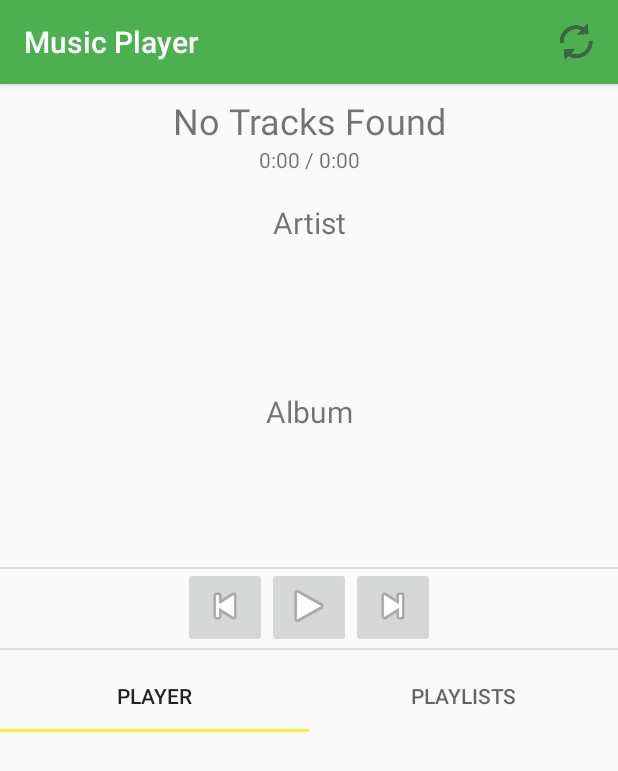
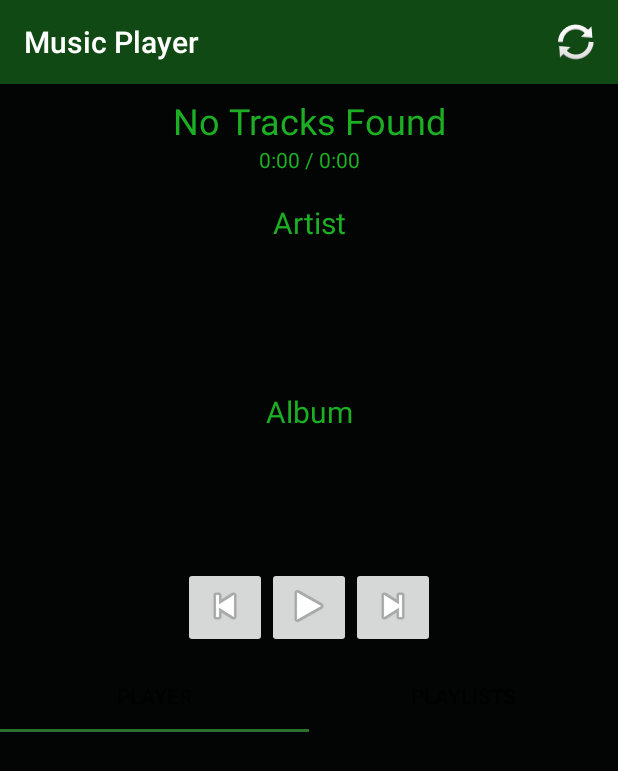
Before and after one commit to johncrawley/MusicPlayer, an Android app: the screen it shows after launch (MainActivity), on a phone screen of 412 x 824 dp. Shown: the top 771 px of the screen. Run offline under Robolectric (Android 15) with nearby library versions, the light colour scheme and no system bars; 2 statements that could not run were skipped.

Commit message:
Updated theme to have darker styling.

```diff
--- a/app/src/main/res/drawable/recycler_bg_selector.xml
+++ b/app/src/main/res/drawable/recycler_bg_selector.xml
@@ -2,7 +2,7 @@
 <selector xmlns:android="http://schemas.android.com/apk/res/android">
     <item android:state_pressed="false" android:state_selected="true">
         <shape>
-            <solid android:color="@color/focused_color" />
+            <solid android:color="@color/list_item_focused" />
         </shape>
     </item>
 
--- a/app/src/main/res/menu/refresh_button.xml
+++ b/app/src/main/res/menu/refresh_button.xml
@@ -6,7 +6,7 @@
 
     <item android:id="@+id/refresh_button" android:name="test1"
         android:orderInCategory="100" app:showAsAction="ifRoom"
-        android:icon="@mipmap/ic_action_refresh"
+        android:icon="@android:drawable/ic_popup_sync"
         android:title="@string/menu_button_refresh"/>
 
 
--- a/app/src/main/res/values/colors.xml
+++ b/app/src/main/res/values/colors.xml
@@ -4,7 +4,14 @@
     <color name="colorPrimaryDark">#1b5e20</color>
     <color name="colorAccent">#ffeb3b</color>
     <color name="pressed_color">#66bb6a</color>
-    <color name="selected_color">#e0f7e6</color>
-    <color name="focused_color">#cfd8dc</color>
-    <color name="unfocused_color">#f2f7f9</color>
+    <!-- custom colors below -->
+    <color name="color_accent">#2B712E</color>
+    <color name="primary_color">#114914</color>
+    <color name="primary_color_dark">#0B300D</color>
+    <color name="list_item_selected">#0F3E1C</color>
+    <color name="list_item_focused">#333539</color>
+    <color name="list_item_unfocused">#f2f7f9</color>
+    <color name="background">#030404</color>
+    <color name="text">#1CAE23</color>
+    <color name="customButtonText">#BEBFC1</color>
 </resources>
--- a/app/src/main/res/values/styles.xml
+++ b/app/src/main/res/values/styles.xml
@@ -1,12 +1,16 @@
 <resources>
 
     <!-- Base application theme. -->
-    <style name="AppTheme" parent="Theme.AppCompat.Light.DarkActionBar">
+    <style name="AppTheme" parent="Theme.AppCompat.DayNight.DarkActionBar">
         <!-- Customize your theme here. -->
-        <item name="colorPrimary">@color/colorPrimary</item>
-        <item name="colorPrimaryDark">@color/colorPrimaryDark</item>
-        <item name="colorAccent">@color/colorAccent</item>
-
+        <item name="colorPrimary">@color/primary_color</item>
+        <item name="colorPrimaryDark">@color/primary_color_dark</item>
+        <item name="colorAccent">@color/color_accent</item>
+        <item name="android:windowBackground">@color/background</item>
+        <item name="android:textColor">@color/text</item>
+        <item name="android:buttonTint">@color/primary_color</item>
     </style>
 
+
+
 </resources>
```
Also changed, not shown: app/src/main/res/drawable/recycler_selector.xml (+4 -4 lines).
